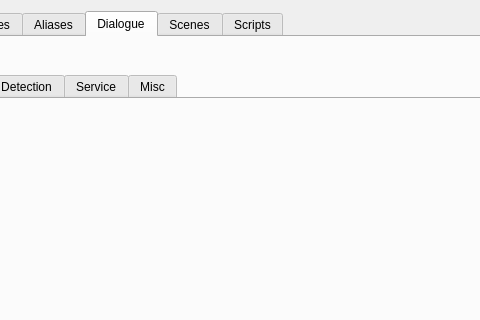
First picture: the form in native/src/DovahKit/ui/form_windows/quest.ui, repository DavidJCobb/DovahKit, before the edit; both pictures show x 213 to 693 and y 0 to 320 of the 825 by 560 pixel window.
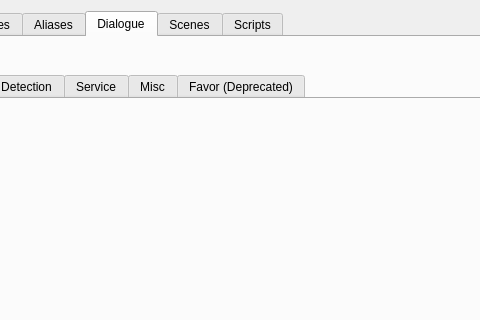
Second picture: the form after the edit. The open tabs and pages were chosen to show the change. Custom widgets are drawn as their Qt base class.

Commit message:
Quest dialogue UI work
Refactored QuestAllDialogueModel and excluded it from the project. We now use a backing "datastore," and four separate Qt models to adapt it to the view. Note that word: "adapt." The primary purpose of a Qt model is to adapt one type of data for Qt's various view widgets, though a Qt model can also store its own data. In this case, we have three different types of data; a single Qt model can't handle that in a maintainable, scalable, clean way; things get out of control too quickly, as they did with the now-unused QuestAllDialogueModel.

```diff
--- a/native/src/DovahKit/ui/form_windows/quest.ui
+++ b/native/src/DovahKit/ui/form_windows/quest.ui
@@ -331,6 +331,11 @@
            <string>Misc</string>
           </attribute>
          </widget>
+         <widget class="QWidget" name="tabDialogueFavorOld">
+          <attribute name="title">
+           <string>Favor (Deprecated)</string>
+          </attribute>
+         </widget>
         </widget>
        </item>
        <item row="0" column="0">
```
Left out of the diff: 2 changed lines with no effect on the pictures. The commit also changes 25 other files.
